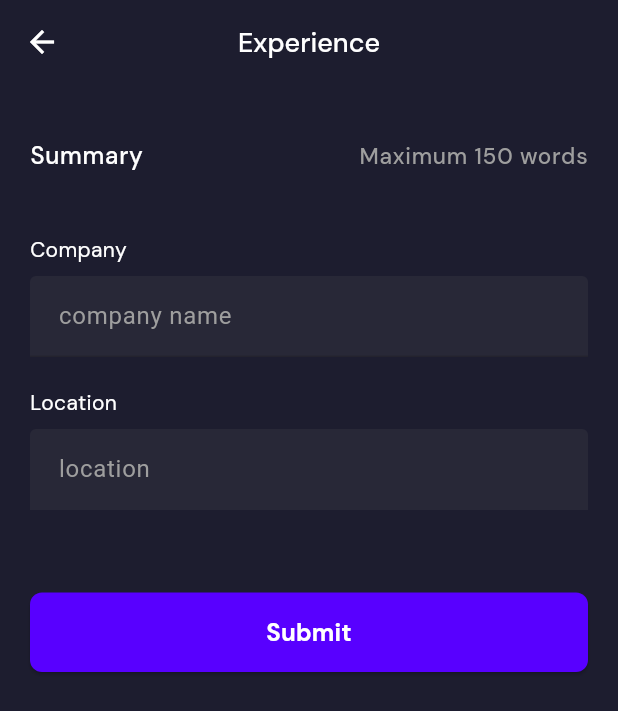
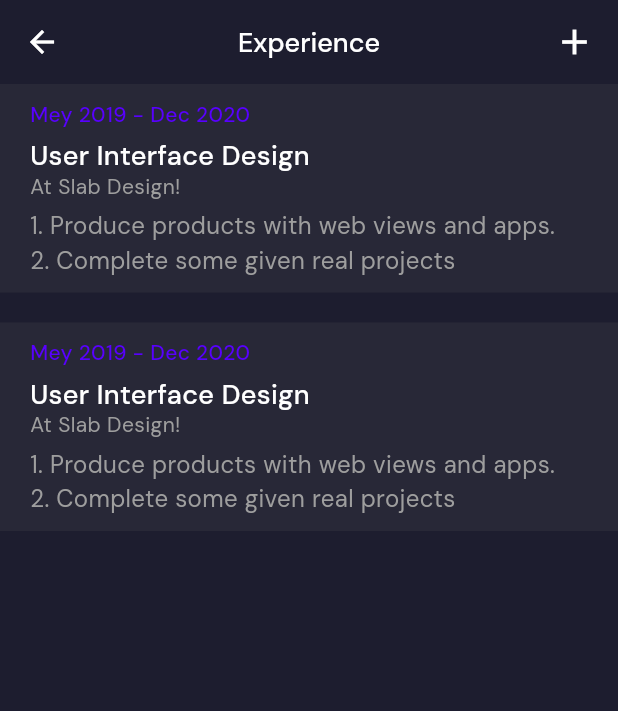
Before and after one commit to ShaanCh22/JobApp-FYP, a Flutter app: the ExperienceScreen screen opened directly, on a phone screen of 412 x 824 dp. Shown: the top 711 px of the screen. Run offline on Flutter 3.47's test engine with Material 3 defaults, Android fonts, the phone set to English and light mode, and no system bars; our stand-ins replace cloud_firestore, dotted_border, firebase_auth, firebase_core, firebase_storage, flutter_screenutil and 7 more; missing offline and left inert: email_otp; accounts and stored records are empty.

Commit message:
Experience Screen
Add Experience Screeb

```diff
--- a/lib/profile/experience_screen.dart
+++ b/lib/profile/experience_screen.dart
@@ -4,8 +4,10 @@ import 'package:flutter/material.dart';
 import 'package:flutter_screenutil/flutter_screenutil.dart';
 import 'package:fluttertoast/fluttertoast.dart';
 import 'package:google_fonts/google_fonts.dart';
+import 'package:page_transition/page_transition.dart';
 
 import '../Services/global_methods.dart';
+import 'add_experience_screen.dart';
 
 class ExperienceScreen extends StatefulWidget {
   const ExperienceScreen({super.key});
@@ -15,18 +17,15 @@ class ExperienceScreen extends StatefulWidget {
 
 class _ExperienceScreenState extends State<ExperienceScreen> {
   final _experienceformkey = GlobalKey<FormState>();
+  final ScrollController scController=ScrollController();
   final TextEditingController _experiencecontroller = TextEditingController(text: '');
-  final TextEditingController _companycontroller = TextEditingController(text: '');
-  final TextEditingController _locationcontroller = TextEditingController(text: '');
   String? gender;
-  bool _isLoading = false;
   final FirebaseAuth _auth=FirebaseAuth.instance;
 
   Future uploadAboutData() async{
     final isValid =_experienceformkey.currentState!.validate();
     if(isValid){
       setState(() {
-        _isLoading=true;
       });
       try{
         final User? user=_auth.currentUser;
@@ -36,14 +35,12 @@ class _ExperienceScreenState extends State<ExperienceScreen> {
         });
         Future.delayed(const Duration(seconds:1)).then((value) => {
           setState(() {
-            _isLoading=false;
             Fluttertoast.showToast(
                 msg: 'Changes saved', toastLength: Toast.LENGTH_SHORT);
           })
         });
       }catch(error){
         setState(() {
-          _isLoading=false;
         });
         GlobalMethod.showErrorDialog(
             error: error.toString(),
@@ -65,161 +62,65 @@ class _ExperienceScreenState extends State<ExperienceScreen> {
               fontSize: 18.sp,
               fontWeight: FontWeight.w500
           ),),
+          actions: [
+            Padding(
+              padding: EdgeInsets.only(right: 5.w),
+              child: IconButton(
+                onPressed: (){
+                  Navigator.push(context,
+                      PageTransition(child: const AddExperienceScreen(),
+                          type:PageTransitionType.bottomToTop,
+                          duration: const Duration(milliseconds: 300)));
+                },
+                icon: const Icon(Icons.add,color: Colors.white,),
+                iconSize: 28,
               ),
-      body: ListView(
-        padding: EdgeInsets.symmetric(vertical: 20.h,horizontal: 20.w),
+            )
+          ],
+        ),
+        body: ListView.separated(
+          itemCount: 2,
+          itemBuilder: (context, index){
+            return Container(
+              color: const Color(0xff282837),
+              child: Padding(
+                padding: EdgeInsets.symmetric(horizontal: 20.w,vertical: 10.h),
+                child: Column(crossAxisAlignment: CrossAxisAlignment.start,
                   children: [
-          ListTile(
-            contentPadding: EdgeInsets.zero,
-            leading:Text('Summary',style: GoogleFonts.dmSans(
-                color: Colors.white,
+                    Text('Mey 2019 - Dec 2020',
+                      style: GoogleFonts.dmSans(
+                          fontSize: 14.sp,
+                          fontWeight: FontWeight.w500,
+                          color: const Color(0xff5800FF)
+                      ),),
+                    SizedBox(height: 5.h,),
+                    Text('User Interface Design',
+                      style: GoogleFonts.dmSans(
+                          fontSize: 18.sp,
+                          fontWeight: FontWeight.w500,
+                          color: Colors.white
+                      ),),
+                    Text('At Slab Design!',
+                      style: GoogleFonts.dmSans(
+                          height: 1,
+                          fontSize: 14.sp,
+                          color: Colors.grey
+                      ),),
+                    SizedBox(height: 8.h,),
+                    Text('1. Produce products with web views and apps.\n2. Complete some given real projects',
+                      style: GoogleFonts.dmSans(
                           fontSize: 16.sp,
-                fontWeight: FontWeight.w500
+                          color: Colors.grey
                       ),),
-            trailing: Text('Maximum 150 words',style: GoogleFonts.dmSans(
-                color: Colors.grey,
-                fontSize: 15.sp
-            ),),
-          ),
-          SizedBox(height: 24.h,),
-          Form(
-            key: _experienceformkey,
-            child: Column(
-              crossAxisAlignment: CrossAxisAlignment.start,
-              children: [
-                Text(
-                  'Company',
-                  style: GoogleFonts.dmSans(
-                      color: Colors.white, fontSize: 14.sp),
-                ),
-                SizedBox(
-                  height: 8.h,
-                ),
-                TextFormField(
-                  enabled: false,
-                  textInputAction: TextInputAction.next,
-                  // onEditingComplete: () =>
-                  //     FocusScope.of(context).requestFocus(_passFocusNode),
-                  keyboardType: TextInputType.emailAddress,
-                  controller: _companycontroller,
-                  validator: (value) {
-                    if (value!.isEmpty) {
-                      return 'Company name should not be empty!';
-                    }else {
-                      return null;
-                    }
-                  },
-                  style: const TextStyle(color: Colors.white),
-                  decoration: const InputDecoration(
-                    isCollapsed: true,
-                    contentPadding: EdgeInsets.all(15),
-                    filled: true,
-                    fillColor: Color(0xff282837),
-                    hintText: 'company name',
-                    hintStyle: TextStyle(color: Colors.grey),
-                    focusedBorder: OutlineInputBorder(
-                        borderSide: BorderSide(
-                          color: Color(0xff5800FF),
-                        )),
-                    enabledBorder:
-                    UnderlineInputBorder(borderSide: BorderSide.none),
-                    focusedErrorBorder: OutlineInputBorder(
-                        borderSide: BorderSide(
-                          color: Colors.redAccent,
-                        )),
-                    errorBorder: OutlineInputBorder(
-                        borderSide: BorderSide(
-                          color: Colors.red,
-                        )),
-                  ),
-                ),
-                SizedBox(
-                  height: 20.h,
-                ),
-                Text(
-                  'Location',
-                  style: GoogleFonts.dmSans(
-                      color: Colors.white, fontSize: 14.sp),
-                ),
-                SizedBox(
-                  height: 8.h,
-                ),
-                TextFormField(
-                  textInputAction: TextInputAction.next,
-                  // focusNode: _passFocusNode,
-                  keyboardType: TextInputType.phone,
-                  controller: _locationcontroller,
-                  //Change it dynamically
-                  validator: (value) {
-                    if (value!.isEmpty) {
-                      return 'Location should not be empty!';
-                    }else {
-                      return null;
-                    }
-                  },
-                  style: const TextStyle(
-                    color: Colors.white,
-                  ),
-                  decoration: const InputDecoration(
-                    isCollapsed: true,
-                    contentPadding: EdgeInsets.all(15),
-                    filled: true,
-                    fillColor: Color(0xff282837),
-                    hintText: 'location',
-                    hintStyle: TextStyle(
-                      color: Colors.grey,
-                    ),
-                    enabledBorder:
-                    UnderlineInputBorder(borderSide: BorderSide.none),
-                    focusedErrorBorder: OutlineInputBorder(
-                        borderSide: BorderSide(
-                          color: Colors.redAccent,
-                        )),
-                    focusedBorder: OutlineInputBorder(
-                        borderSide: BorderSide(
-                          color: Color(0xff5800FF),
-                        )),
-                    errorBorder: OutlineInputBorder(
-                        borderSide: BorderSide(
-                          color: Colors.redAccent,
-                        )),
-                  ),
-                ),
-                SizedBox(
-                  height: 20.h,
-                ),
                   ],
                 ),
               ),
-          SizedBox(height: 35.h,),
-          SizedBox(
-            width: double.infinity,
-            height: 53.h,
-            child: ElevatedButton(
-                style: ElevatedButton.styleFrom(
-                    splashFactory: InkRipple.splashFactory,
-                    backgroundColor: const Color(0xff5800FF),
-                    foregroundColor: Colors.black,
-                    shape: RoundedRectangleBorder(
-                        borderRadius: BorderRadius.circular(8.r))),
-                onPressed: (){
-                  uploadAboutData();
+            );
           },
-                child: _isLoading
-                    ? const CircularProgressIndicator(
-                  color: Colors.white,
+          separatorBuilder: (context, index) {
+            return SizedBox(height: 20.h,);
+          },
         )
-                    : Text(
-                  'Submit',
-                  style: GoogleFonts.dmSans(
-                      color: Colors.white,
-                      fontSize: 16.sp,
-                      fontWeight: FontWeight.bold),
-                )),
-          ),
-
-        ],
-      ),
     );
   }
 }
--- a/lib/profile/profile_page.dart
+++ b/lib/profile/profile_page.dart
@@ -199,7 +199,7 @@ class _ProfilePageState extends State<ProfilePage> {
                           ),                          width: 24,
                           height: 24,
                         ),
-                        title: Text('UI Design Portfolio.pdf',style: GoogleFonts.dmSans(
+                        title: Text('UI Design Portofolio.pdf',style: GoogleFonts.dmSans(
                           color: Colors.white,
                           fontSize: 16.sp,
                         ),),
@@ -358,7 +358,7 @@ class _ProfilePageState extends State<ProfilePage> {
                                     color: const Color(0xff5800FF)
                                 ),),
                               SizedBox(height: 5.h,),
-                              Text('University of Suzerain Jogjakarta',
+                              Text("University of Suzerain Jogjakarta",
                                 style: GoogleFonts.dmSans(
                                     fontSize: 18.sp,
                                     fontWeight: FontWeight.w500,
--- a/lib/profile/setting_page.dart
+++ b/lib/profile/setting_page.dart
@@ -25,7 +25,7 @@ class _SettingPageState extends State<SettingPage> {
           context,
           PageTransition(
               child:const Login(),
-              type: PageTransitionType.topToBottom,
+              type: PageTransitionType.rightToLeft,
               duration: const Duration(milliseconds: 300)));
     }catch(error){
       GlobalMethod.showErrorDialog(error: error.toString(), ctx: context);
--- a/pubspec.yaml
+++ b/pubspec.yaml
@@ -56,6 +56,7 @@ dependencies:
   dotted_border: ^2.1.0
   insta_image_viewer: ^1.0.2
   page_transition: ^2.1.0
+  intl: ^0.19.0
 
 dev_dependencies:
   flutter_test:
```
Also changed, not shown: lib/profile/aboutme_screen.dart (+5 -5 lines), lib/profile/add_experience_screen.dart (added, +429 -0 lines), lib/profile/edit_profile.dart (+7 -2 lines), pubspec.lock. Lines whose indentation alone changed are shown as unchanged.
